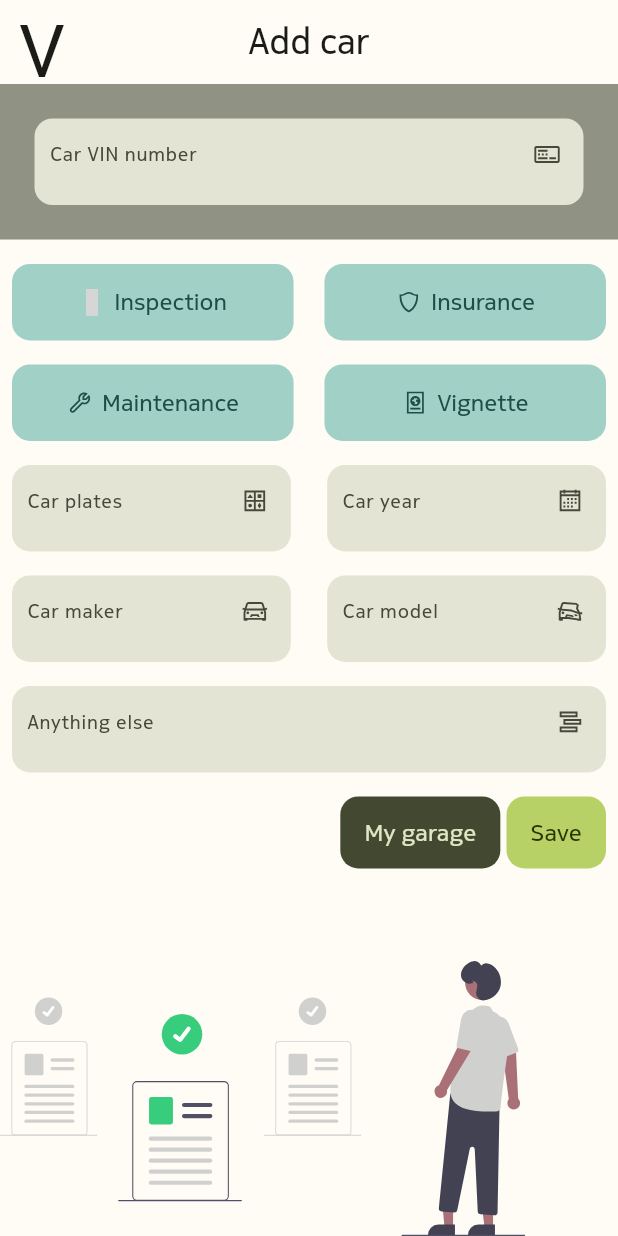
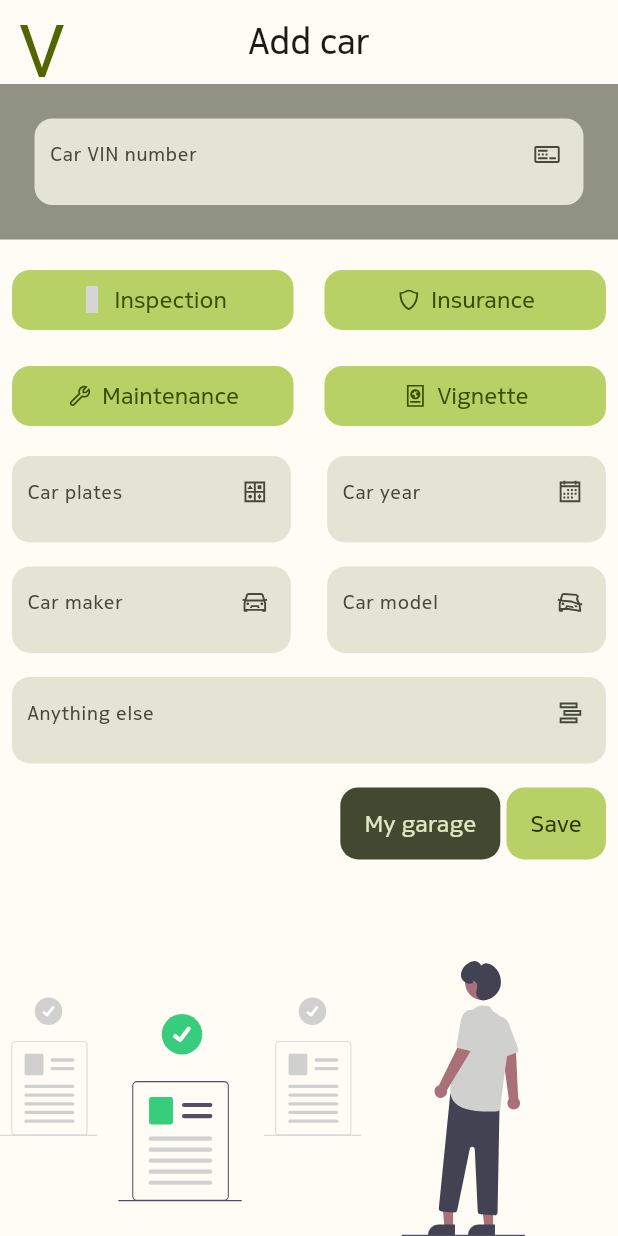
Before and after one commit to zmeulDev/valero, a Flutter app: the AddCar screen opened directly, on a phone screen of 412 x 824 dp. Run offline on Flutter 3.47's test engine with Material 2 defaults, Android fonts, the phone set to English and light mode, and no system bars; our stand-ins replace cached_network_image, cloud_firestore, firebase_auth, firebase_core, firebase_storage, flutter_svg and 8 more; missing offline and left inert: avatar_view, mobile_number; accounts and stored records are empty; Roboto replaces fonts that are missing (Depot); grey boxes are pictures that could not be loaded.

Commit message:
colours dark me more 2

```diff
--- a/lib/pages/app_bar.dart
+++ b/lib/pages/app_bar.dart
@@ -5,11 +5,11 @@ getAppBar(String screenName) {
   return AppBar(
     leading: Builder(
       builder: (BuildContext context) {
-        return const Center(
+        return  Center(
           child: Text(
             'V',
             style: TextStyle(
-                fontFamily: 'Depot',  fontSize: 48),
+                fontFamily: 'Depot',  fontSize: 48, color: Theme.of(context).colorScheme.primary),
           ),
         );
       },
--- a/lib/utils/constant.dart
+++ b/lib/utils/constant.dart
@@ -27,9 +27,9 @@ var style3 = const   TextStyle(
     fontSize: 13.0,  fontWeight: FontWeight.w300);
 
 final ButtonStyle elevatedButtonStyle =  ElevatedButton.styleFrom(
-  foregroundColor: darkColorScheme.tertiaryContainer,
-  backgroundColor: darkColorScheme.tertiary,
-  padding: const EdgeInsets.all(16.0),
+  foregroundColor: darkColorScheme.primaryContainer,
+  backgroundColor: darkColorScheme.primary,
+  padding: const EdgeInsets.all(8.0),
   elevation: 0,
   textStyle: style1,
   shape: RoundedRectangleBorder(
```
Also changed, not shown: lib/pages/UserProfile/edit_profile.dart (+9 -10 lines), lib/pages/UserProfile/view_profile.dart (+10 -11 lines).
